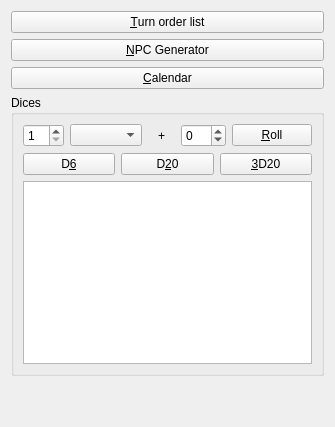
First picture: the form in UI/MainWidget.ui, repository andreassch/RPGAssistant, before the edit.
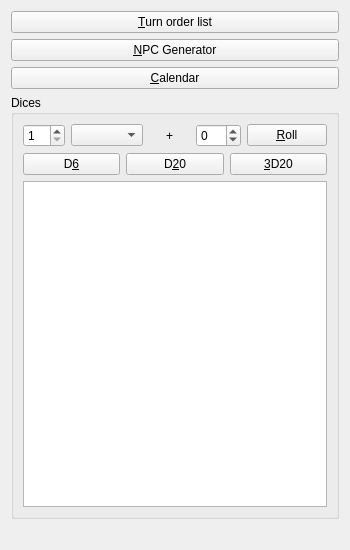
Second picture: the form after the edit. Icons and pictures are not drawn.

What changed in the file:
```diff
--- a/UI/MainWidget.ui
+++ b/UI/MainWidget.ui
@@ -6,8 +6,8 @@
    <rect>
     <x>0</x>
     <y>0</y>
-    <width>335</width>
-    <height>427</height>
+    <width>350</width>
+    <height>550</height>
    </rect>
   </property>
   <property name="windowTitle">
@@ -131,19 +131,6 @@
      </layout>
     </widget>
    </item>
-   <item>
-    <widget class="QLabel" name="labelLogo">
-     <property name="text">
-      <string/>
-     </property>
-     <property name="scaledContents">
-      <bool>false</bool>
-     </property>
-     <property name="alignment">
-      <set>Qt::AlignCenter</set>
-     </property>
-    </widget>
-   </item>
    <item>
     <widget class="QLabel" name="labelVersion">
      <property name="text">
```
